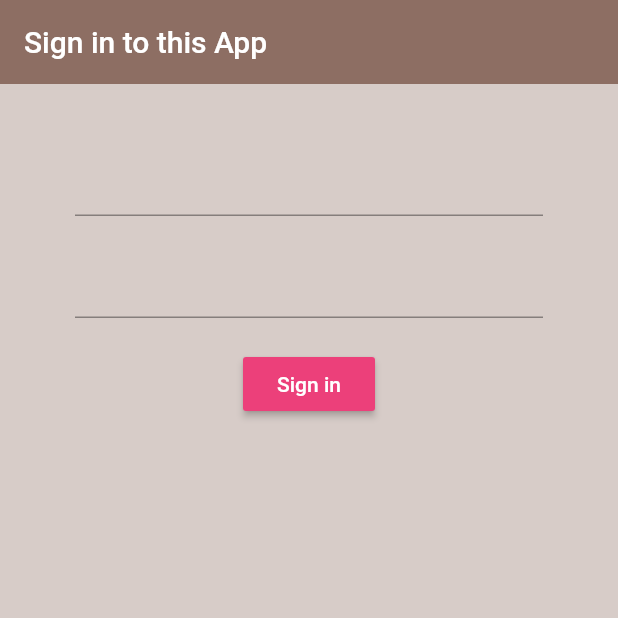
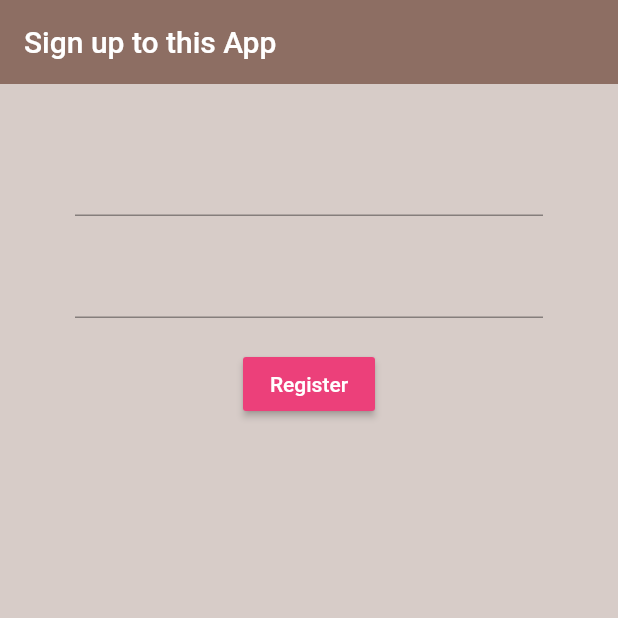
Before and after one commit to noklam/Learning-Flutter, a Flutter app: the screen it shows after launch, on a phone screen of 412 x 824 dp, the top half of it. Run offline on Flutter 3.47's test engine with Material 2 defaults, Android fonts, the light colour scheme and no system bars; our stand-ins replace firebase_auth; accounts and stored records are empty.

Commit message:
Add Register button

```diff
--- a/flutter_firebase/lib/screens/authenticate/authenticate.dart
+++ b/flutter_firebase/lib/screens/authenticate/authenticate.dart
@@ -1,5 +1,6 @@
 import 'package:flutter/material.dart';
 import 'package:flutter_firebase/screens/authenticate/sign_in.dart';
+import 'package:flutter_firebase/screens/authenticate/register.dart';
 
 class Authenticate extends StatefulWidget {
   @override
@@ -10,7 +11,7 @@ class _AuthenticateState extends State<Authenticate> {
   @override
   Widget build(BuildContext context) {
     return Container(
-      child: SignIn(),
+      child: Register(),
     );
   }
 }
--- /dev/null
+++ b/flutter_firebase/lib/screens/authenticate/register.dart
@@ -0,0 +1,51 @@
+import 'package:flutter/material.dart';
+import 'package:flutter_firebase/services/auth.dart';
+
+class Register extends StatefulWidget {
+  @override
+  _RegisterState createState() => _RegisterState();
+}
+
+class _RegisterState extends State<Register> {
+  // text field state
+  String email = '';
+  String password = '';
+
+  @override
+  Widget build(BuildContext context) {
+    return Scaffold(
+        backgroundColor: Colors.brown[100],
+        appBar: AppBar(
+          backgroundColor: Colors.brown[400],
+          elevation: 0.05,
+          title: Text('Sign up to this App'),
+        ),
+        body: Container(
+            padding: EdgeInsets.symmetric(vertical: 20.0, horizontal: 50.0),
+            child: Form(
+              child: Column(children: <Widget>[
+                SizedBox(height: 20.0),
+                TextFormField(onChanged: (val) {
+                  setState(() => email = val);
+                }),
+                SizedBox(height: 20.0),
+                TextFormField(
+                    obscureText: true,
+                    onChanged: (val) {
+                      setState(() => password = val);
+                    }),
+                SizedBox(height: 20.0),
+                RaisedButton(
+                    color: Colors.pink[400],
+                    child: Text(
+                      'Register',
+                      style: TextStyle(color: Colors.white),
+                    ),
+                    onPressed: () {
+                      print(email);
+                      print(password);
+                    })
+              ]),
+            )));
+  }
+}
```
